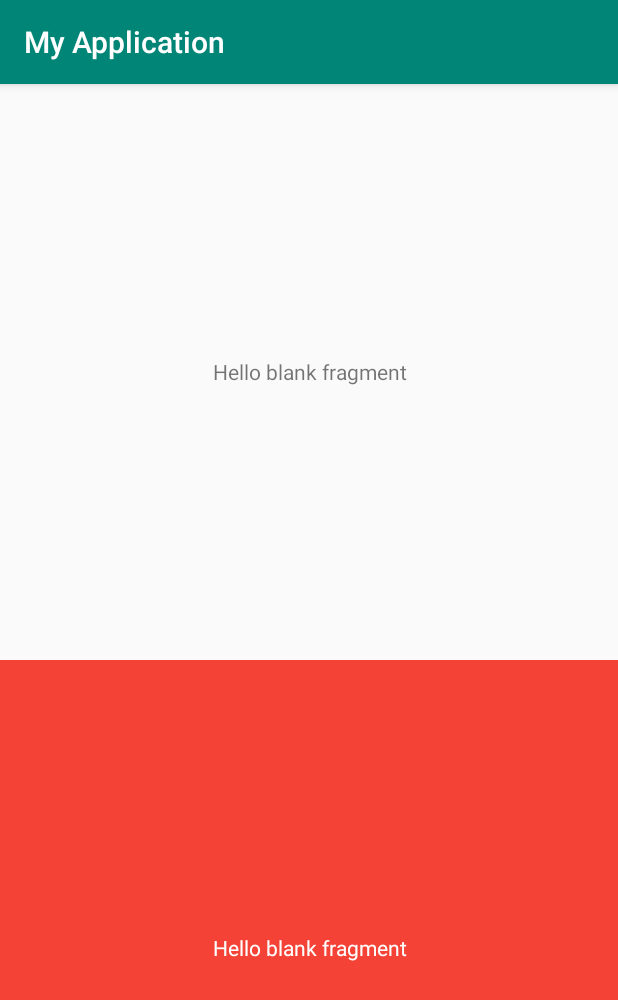
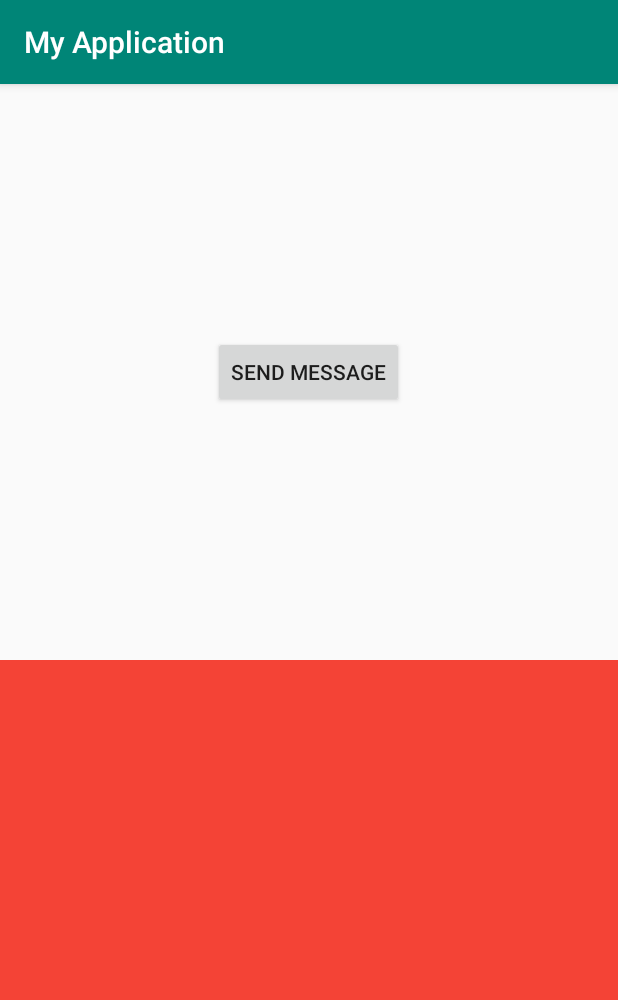
Before and after one commit to codeAndRain/SimpleStaticFragments, an Android app: the screen it shows after launch (MainActivity), on a phone screen of 412 x 824 dp. Shown: the top 1000 px of the screen. Run offline under Robolectric (Android 15) with nearby library versions, the phone set to English and light mode, and no system bars.

Commit message:
pass data between fragments

```diff
--- a/app/src/main/java/com/challenge/static_fragments/BottomFragment.java
+++ b/app/src/main/java/com/challenge/static_fragments/BottomFragment.java
@@ -6,6 +6,7 @@ import android.support.v4.app.Fragment;
 import android.view.LayoutInflater;
 import android.view.View;
 import android.view.ViewGroup;
+import android.widget.TextView;
 
 
 /**
@@ -13,6 +14,7 @@ import android.view.ViewGroup;
  */
 public class BottomFragment extends Fragment {
 
+    private TextView messageTextView;
 
     public BottomFragment() {
         // Required empty public constructor
@@ -23,7 +25,12 @@ public class BottomFragment extends Fragment {
     public View onCreateView(LayoutInflater inflater, ViewGroup container,
                              Bundle savedInstanceState) {
         // Inflate the layout for this fragment
-        return inflater.inflate(R.layout.fragment_bottom, container, false);
+        View view =  inflater.inflate(R.layout.fragment_bottom, container, false);
+        messageTextView = view.findViewById(R.id.message_textview);
+        return view;
     }
 
+    public void onMessageReceived(String message) {
+        messageTextView.setText(message);
+    }
 }
--- a/app/src/main/java/com/challenge/static_fragments/MainActivity.java
+++ b/app/src/main/java/com/challenge/static_fragments/MainActivity.java
@@ -1,13 +1,21 @@
 package com.challenge.static_fragments;
 
+import android.os.Bundle;
 import android.support.v7.app.AppCompatActivity;
-import android.os.Bundle;
 
-public class MainActivity extends AppCompatActivity {
+public class MainActivity extends AppCompatActivity implements TopFragment.OnButtonClickedListener {
 
     @Override
     protected void onCreate(Bundle savedInstanceState) {
         super.onCreate(savedInstanceState);
         setContentView(R.layout.activity_main);
     }
+
+    @Override
+    public void onTopFragmentButtonClicked(String message) {
+        BottomFragment bottomFragment = (BottomFragment) getSupportFragmentManager().findFragmentById(R.id.static__bottom_fragment);
+        if (bottomFragment != null) {
+            bottomFragment.onMessageReceived(message);
+        }
+    }
 }
--- a/app/src/main/java/com/challenge/static_fragments/TopFragment.java
+++ b/app/src/main/java/com/challenge/static_fragments/TopFragment.java
@@ -1,17 +1,29 @@
 package com.challenge.static_fragments;
 
 
+import android.content.Context;
 import android.os.Bundle;
+import android.support.annotation.NonNull;
+import android.support.annotation.Nullable;
 import android.support.v4.app.Fragment;
 import android.view.LayoutInflater;
 import android.view.View;
 import android.view.ViewGroup;
+import android.widget.Button;
 
 
 /**
  * A simple {@link Fragment} subclass.
  */
 public class TopFragment extends Fragment {
+
+    private Button sendMessageButton;
+
+    interface OnButtonClickedListener {
+        void onTopFragmentButtonClicked(String message);
+    }
+
+    OnButtonClickedListener listener;
 
 
     public TopFragment() {
@@ -24,8 +36,38 @@ public class TopFragment extends Fragment {
                              Bundle savedInstanceState) {
         // Inflate the layout for this fragment
         View view = inflater.inflate(R.layout.fragment_hellow_world, container, false);
-        view.findViewById(R.id.hello_textview);
+        sendMessageButton = view.findViewById(R.id.send_message_button);
         return view;
     }
 
+    @Override
+    public void onViewCreated(@NonNull View view, @Nullable Bundle savedInstanceState) {
+        super.onViewCreated(view, savedInstanceState);
+        sendMessageButton.setOnClickListener(new View.OnClickListener() {
+            @Override
+            public void onClick(View view) {
+                listener.onTopFragmentButtonClicked("I have been clicked!");
+            }
+        });
+    }
+
+    @Override
+    public void onAttach(Context context) {
+        super.onAttach(context);
+        // Make sure the container activity implements the callback interface
+        MainActivity activity = (MainActivity) context;
+        try {
+            if (context instanceof OnButtonClickedListener) {
+                listener = (OnButtonClickedListener) context;
+            }
+        } catch (ClassCastException exception) {
+            throw new ClassCastException(activity.toString() + " must implement OnButtonClickedListener");
+        }
+    }
+
+    @Override
+    public void onDetach() {
+        listener = null;
+        super.onDetach();
+    }
 }
--- a/app/src/main/res/layout/fragment_bottom.xml
+++ b/app/src/main/res/layout/fragment_bottom.xml
@@ -6,12 +6,11 @@
     android:layout_height="match_parent"
     tools:context=".BottomFragment">
 
-    <!-- TODO: Update blank fragment layout -->
     <TextView
-        android:layout_width="match_parent"
-        android:layout_height="match_parent"
+        android:id="@+id/message_textview"
+        android:layout_width="wrap_content"
+        android:layout_height="wrap_content"
         android:textColor="#fff"
-        android:gravity="center"
-        android:text="@string/hello_blank_fragment" />
+        android:layout_gravity="center" />
 
 </FrameLayout>
--- a/app/src/main/res/layout/fragment_hellow_world.xml
+++ b/app/src/main/res/layout/fragment_hellow_world.xml
@@ -5,12 +5,11 @@
     android:layout_height="match_parent"
     tools:context=".TopFragment">
 
-    <!-- TODO: Update blank fragment layout -->
-    <TextView
-        android:id="@+id/hello_textview"
-        android:layout_width="match_parent"
-        android:layout_height="match_parent"
-        android:gravity="center"
-        android:text="@string/hello_blank_fragment" />
+    <Button
+        android:id="@+id/send_message_button"
+        android:layout_width="wrap_content"
+        android:layout_height="wrap_content"
+        android:text="@string/send_message_text"
+        android:layout_gravity="center"/>
 
 </FrameLayout>
--- a/app/src/main/res/values/strings.xml
+++ b/app/src/main/res/values/strings.xml
@@ -1,6 +1,5 @@
 <resources>
     <string name="app_name">My Application</string>
 
-    <!-- TODO: Remove or change this placeholder text -->
-    <string name="hello_blank_fragment">Hello blank fragment</string>
+    <string name="send_message_text">Send Message</string>
 </resources>
```
